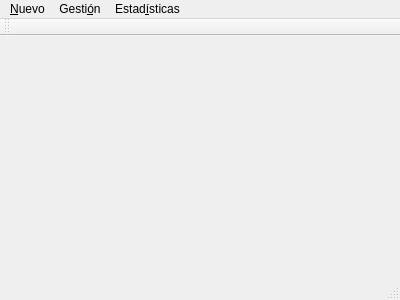
The window that gui/mainwindow.ui (rogorido/qtpredicadores) describes before a commit, drawn with Qt 5.
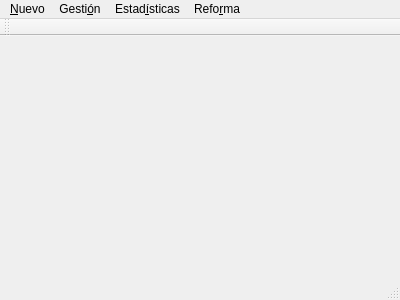
The same window after the commit.

Commit message: Actualizado MainWindow para el nuevo dlgReforma

Patch:
```diff
--- a/gui/mainwindow.ui
+++ b/gui/mainwindow.ui
@@ -55,9 +55,16 @@
     </property>
     <addaction name="actionGeneralEstadisticas"/>
    </widget>
+   <widget class="QMenu" name="menuRefo_rma">
+    <property name="title">
+     <string>Refo&amp;rma</string>
+    </property>
+    <addaction name="actionIntroducirReformaConvento"/>
+   </widget>
    <addaction name="menuGeneral"/>
    <addaction name="menuGestion"/>
    <addaction name="menuEstad_sticas"/>
+   <addaction name="menuRefo_rma"/>
   </widget>
   <widget class="QToolBar" name="mainToolBar">
    <attribute name="toolBarArea">
```
Left out of the diff: 5 changed lines with no effect on the pictures. The commit also changes 2 other files.
